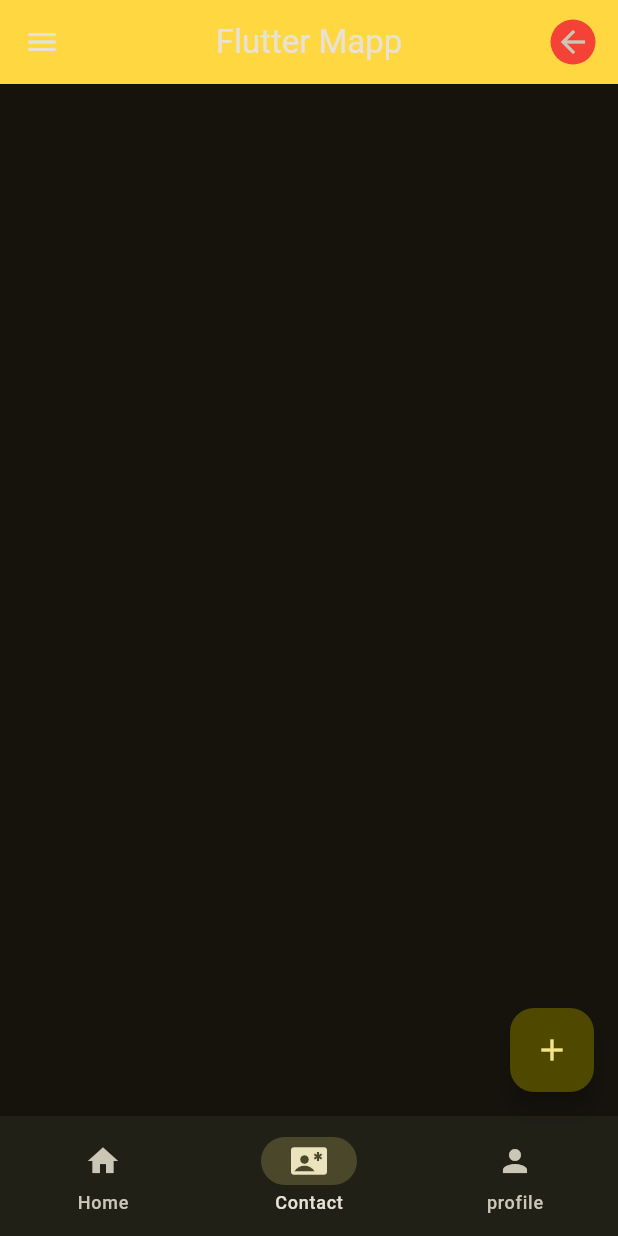
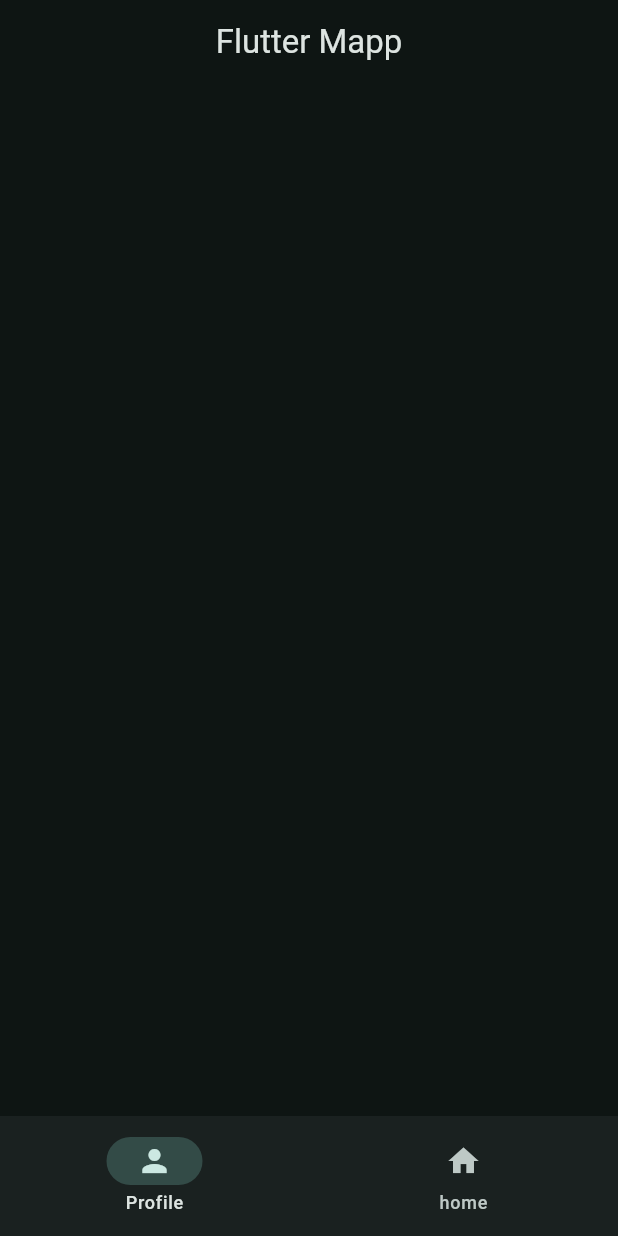
Before and after one commit to brishibhatia/Flutter-Projects, a Flutter app: the screen it shows after launch, on a phone screen of 412 x 824 dp. Run offline on Flutter 3.47's test engine with Material 3 defaults, Android fonts, the phone set to English and light mode, and no system bars; our stand-ins replace flutter_svg.

Commit message:
learning flutter

```diff
--- a/projects/Learn/flutter_app/lib/main.dart
+++ b/projects/Learn/flutter_app/lib/main.dart
@@ -1,79 +1,38 @@
 import 'package:flutter/material.dart';
+
+import 'widgets/navbar_widget.dart';
 
 void main() {
   runApp(const MyApp());
 }
 
-class MyApp extends StatelessWidget {
+String? title = "Flutter Mapp";
+int selectedIndex = 0;
+
+class MyApp extends StatefulWidget {
   const MyApp({super.key});
 
+  @override
+  State<MyApp> createState() => _MyAppState();
+}
+
+class _MyAppState extends State<MyApp> {
   @override
   Widget build(BuildContext context) {
     return MaterialApp(
       debugShowCheckedModeBanner: false,
       theme: ThemeData(
         colorScheme: ColorScheme.fromSeed(
-          seedColor: Colors.yellow,
+          seedColor: Colors.teal,
           brightness: Brightness.dark,
         ),
       ),
       home: Scaffold(
-        appBar: AppBar(
-          backgroundColor: Colors.amberAccent,
-          title: Text("Flutter Mapp"),
-          centerTitle: true,
-          // leading: Icon(Icons.back_hand_rounded),
-          actions: [
-            Container(
-              width: 30,
-              height: 30,
-              margin: EdgeInsets.only(right: 15),
-              decoration: BoxDecoration(
-                borderRadius: BorderRadius.circular(20),
-                color: Colors.red,
-              ),
-              child: Icon(Icons.arrow_back),
-            ),
-          ],
-        ),
-        drawer: Drawer(
-          child: Column(
-            children: [
-              DrawerHeader(child: Text("App Drawer")),
-              Container(
-                // padding: const EdgeInsets.all(15.0),
-                decoration: BoxDecoration(
-                  borderRadius: BorderRadius.circular(30),
-                ),
-
-                child: ListTile(
-                  title: Text("Login"),
-                  leading: Icon(Icons.login),
-                  trailing: Icon(Icons.back_hand),
-                  tileColor: Colors.amberAccent,
-                ),
-              ),
-            ],
-          ),
-        ),
-        floatingActionButton: FloatingActionButton(
-          onPressed: null,
-          child: Icon(Icons.add),
-        ),
-        bottomNavigationBar: NavigationBar(
-          destinations: [
-            NavigationDestination(icon: Icon(Icons.home), label: 'Home'),
-            NavigationDestination(
-              icon: Icon(Icons.contact_emergency),
-              label: 'Contact',
-            ),
-            NavigationDestination(icon: Icon(Icons.person), label: 'profile'),
-          ],
-          onDestinationSelected: (int value) {
-            print(value);
-          },
-          selectedIndex: 1,
-        ),
+        appBar: AppBar(title: Text(title!), centerTitle: true),
+        // body: selectedIndex == 0
+        //     ? Center(child: Text("data"))
+        //     : Center(child: Text("2")),
+        bottomNavigationBar: NavbarWidget(),
       ),
     );
   }
--- a/projects/Learn/flutter_app/lib/notes.txt
+++ b/projects/Learn/flutter_app/lib/notes.txt
@@ -1,2 +1,6 @@
 Use Wrap widget instead of Row so that when the row elements start overflowing it will automatically shifted to next line.
 Stateless widget is an abstract class and we just override its methods in the classes we extend
+whenever we want to give decoration to listtile wrap in container and do all decoration in contaner itself.
+SafeArea insets its child with padding to avoid operating system intrusions, using the greater of minimum or safe area padding.BUt to give full screen view we should avoid it.
+Always write the name of the file in lowercase and the class name in camelcase
+state -> over the override
--- /dev/null
+++ b/projects/Learn/flutter_app/lib/widgets/navbar_widget.dart
@@ -0,0 +1,27 @@
+import 'package:flutter/material.dart';
+
+class NavbarWidget extends StatefulWidget {
+  const NavbarWidget({super.key});
+
+  @override
+  State<NavbarWidget> createState() => _NavbarWidgetState();
+}
+
+class _NavbarWidgetState extends State<NavbarWidget> {
+  int selectedIndex = 0;
+  @override
+  Widget build(BuildContext context) {
+    return NavigationBar(
+      destinations: [
+        NavigationDestination(icon: Icon(Icons.person), label: "Profile"),
+        NavigationDestination(icon: Icon(Icons.home), label: "home"),
+      ],
+      onDestinationSelected: (value) => {
+        setState(() {
+          selectedIndex = value;
+        }),
+      },
+      selectedIndex: selectedIndex,
+    );
+  }
+}
```
